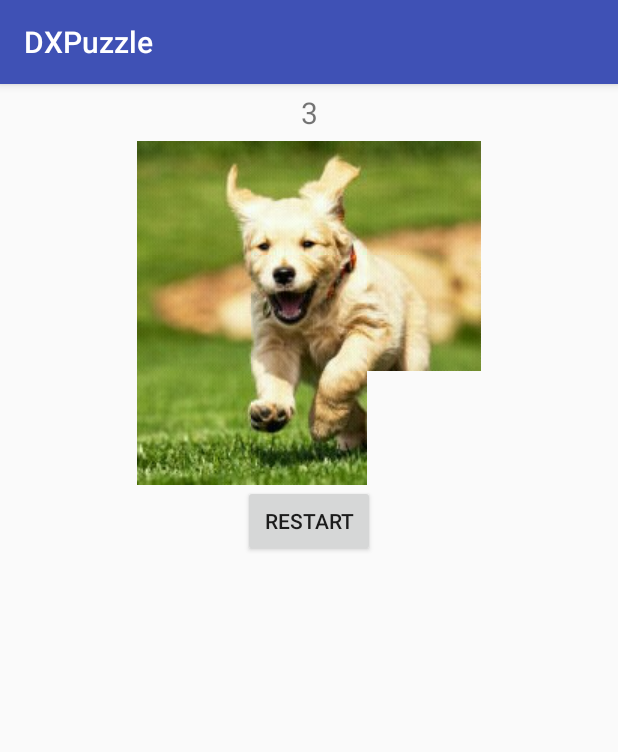
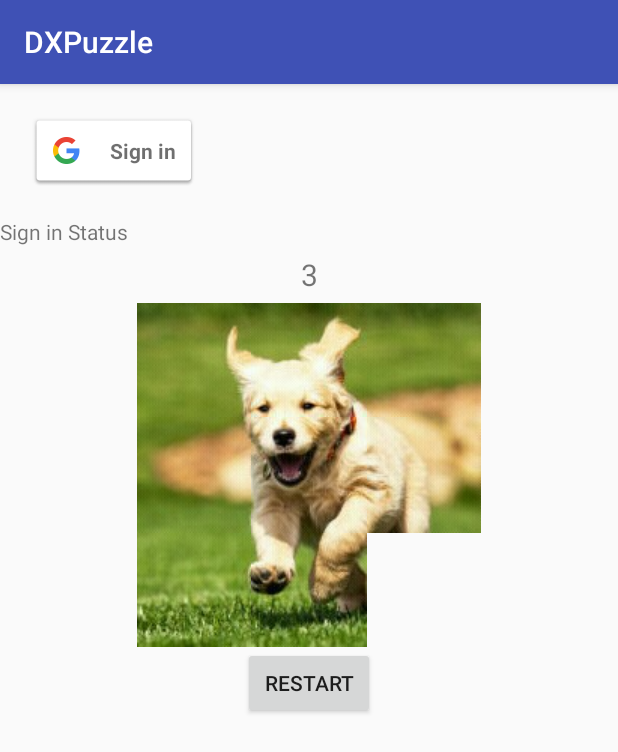
Before and after one commit to dennisXZX/DXPuzzle, an Android app: the screen it shows after launch (MainActivity), on a phone screen of 412 x 824 dp. Shown: the top 752 px of the screen. Run offline under Robolectric (Android 15) with nearby library versions, the phone set to English and light mode, and no system bars.

Commit message:
integrated Google sign-in

```diff
--- a/app/build.gradle
+++ b/app/build.gradle
@@ -1,4 +1,5 @@
 apply plugin: 'com.android.application'
+apply plugin: 'com.google.gms.google-services'
 
 android {
     compileSdkVersion 24
@@ -23,4 +24,5 @@ dependencies {
     compile fileTree(dir: 'libs', include: ['*.jar'])
     testCompile 'junit:junit:4.12'
     compile 'com.android.support:appcompat-v7:24.0.0'
+    compile 'com.google.android.gms:play-services-auth:9.0.0'
 }
--- a/app/src/main/AndroidManifest.xml
+++ b/app/src/main/AndroidManifest.xml
@@ -1,6 +1,9 @@
 <?xml version="1.0" encoding="utf-8"?>
 <manifest xmlns:android="http://schemas.android.com/apk/res/android"
     package="com.dennisxiao.dxpuzzle">
+
+    <meta-data android:name="com.google.android.gms.version"
+        android:value="@integer/google_play_services_version" />
 
     <application
         android:allowBackup="true"
--- a/app/src/main/java/com/dennisxiao/dxpuzzle/MainActivity.java
+++ b/app/src/main/java/com/dennisxiao/dxpuzzle/MainActivity.java
@@ -1,6 +1,8 @@
 package com.dennisxiao.dxpuzzle;
 
+import android.content.Intent;
 import android.media.MediaPlayer;
+import android.support.annotation.NonNull;
 import android.support.v4.content.res.ResourcesCompat;
 import android.support.v7.app.AppCompatActivity;
 import java.util.Arrays;
@@ -18,13 +20,28 @@ import android.widget.ImageButton;
 import android.widget.TextView;
 import android.widget.Toast;
 
-public class MainActivity extends AppCompatActivity {
+import com.google.android.gms.auth.api.Auth;
+import com.google.android.gms.auth.api.signin.GoogleSignInAccount;
+import com.google.android.gms.auth.api.signin.GoogleSignInOptions;
+import com.google.android.gms.auth.api.signin.GoogleSignInResult;
+import com.google.android.gms.common.ConnectionResult;
+import com.google.android.gms.common.Scopes;
+import com.google.android.gms.common.SignInButton;
+import com.google.android.gms.common.api.GoogleApiClient;
+import com.google.android.gms.common.api.ResultCallback;
+import com.google.android.gms.common.api.Scope;
+import com.google.android.gms.common.api.Status;
+
+public class MainActivity extends AppCompatActivity implements OnClickListener, GoogleApiClient.OnConnectionFailedListener {
 
     // create a local variable for identifying the class where the log statements come from
     private final static String LOG_TAG = MainActivity.class.getSimpleName();
 
+    /* Request code used to invoke sign in user interactions. */
+    private static final int RC_SIGN_IN = 9001;
+
     // button click sound resource
-    MediaPlayer buttonPlayer;
+    private MediaPlayer buttonPlayer;
 
     // create an listener for the button mediaPlayer
     private MediaPlayer.OnCompletionListener mCompletionListener =  new MediaPlayer.OnCompletionListener(){
@@ -33,6 +50,12 @@ public class MainActivity extends AppCompatActivity {
             Utility.releaseMediaResource(mediaPlayer);
         }
     };
+
+    // Button for Google sign in
+    private SignInButton mSignInButton;
+    private Button mSignOutButton;
+    private TextView mStatus;
+    private GoogleApiClient mGoogleApiClient;
 
     // ImageButton for displaying the puzzle image
     private ImageButton ib_00;
@@ -82,6 +105,29 @@ public class MainActivity extends AppCompatActivity {
         super.onCreate(savedInstanceState);
         setContentView(R.layout.activity_main);
 
+        // Google sign in / sign out
+        mSignInButton = (SignInButton) findViewById(R.id.sign_in_button);
+        mSignOutButton = (Button)findViewById(R.id.sign_out_button);
+        mStatus = (TextView) findViewById(R.id.sign_in_status);
+        mSignInButton.setOnClickListener(this);
+        mSignOutButton.setOnClickListener(this);
+
+        // by default hide the sign out button
+        findViewById(R.id.sign_out_button).setVisibility(View.GONE);
+
+        // Configure sign-in to request the user's ID, email address, and basic
+        // profile. ID and basic profile are included in DEFAULT_SIGN_IN.
+        GoogleSignInOptions gso = new GoogleSignInOptions.Builder(GoogleSignInOptions.DEFAULT_SIGN_IN)
+                .requestEmail()
+                .build();
+
+        // Build a GoogleApiClient with access to the Google Sign-In API and the
+        // options specified by gso.
+        mGoogleApiClient = new GoogleApiClient.Builder(this)
+                .enableAutoManage(this /* FragmentActivity */, this /* OnConnectionFailedListener */)
+                .addApi(Auth.GOOGLE_SIGN_IN_API, gso)
+                .build();
+
         // initialize the game
         initGame();
 
@@ -111,6 +157,14 @@ public class MainActivity extends AppCompatActivity {
         }.start(); // end of Thread()
 
     } // end of onCreate()
+
+    @Override
+    protected void onStop() {
+        super.onStop();
+
+        // MediaPlayer resource should be released when a user is no longer within the app
+        Utility.releaseMediaResource(buttonPlayer);
+    }
 
     // initialize the game
     private void initGame() {
@@ -184,15 +238,6 @@ public class MainActivity extends AppCompatActivity {
         });
 
     } // end of onCreate()
-
-    // MediaPlayer resource should be released when a user is no longer within the app
-    @Override
-    protected void onStop() {
-        super.onStop();
-
-        // release MediaPlayer resource
-        Utility.releaseMediaResource(buttonPlayer);
-    }
 
     // create an onclick listener for puzzle button
     View.OnClickListener puzzleButtonOnClickListener = new OnClickListener() {
@@ -389,4 +434,70 @@ public class MainActivity extends AppCompatActivity {
 
     } // end of gameFinish()
 
+    @Override
+    public void onClick(View v) {
+        switch (v.getId()) {
+            case R.id.sign_in_button:
+                signIn();
+                break;
+            case R.id.sign_out_button:
+                signOut();
+                break;
+        }
+    } // end of onClick()
+
+    private void signIn() {
+        // initialize a sign in intent
+        Intent signInIntent = Auth.GoogleSignInApi.getSignInIntent(mGoogleApiClient);
+        startActivityForResult(signInIntent, RC_SIGN_IN);
+    }
+
+    private void signOut() {
+        Auth.GoogleSignInApi.signOut(mGoogleApiClient).setResultCallback(
+                new ResultCallback<Status>() {
+                    @Override
+                    public void onResult(Status status) {
+
+                        // hide the sign out button
+                        findViewById(R.id.sign_out_button).setVisibility(View.GONE);
+                        findViewById(R.id.sign_in_button).setVisibility(View.VISIBLE);
+
+                        mStatus.setText("Bye!");
+                    }
+                });
+    }
+
+    private void handleSignInResult(GoogleSignInResult result) {
+        Log.d(LOG_TAG, "handleSignInResult:" + result.isSuccess());
+        if (result.isSuccess()) {
+            // Signed in successfully, show authenticated UI.
+            GoogleSignInAccount acct = result.getSignInAccount();
+            mStatus.setText("Welcome " + acct.getDisplayName());
+
+            // display the sign out button
+            findViewById(R.id.sign_out_button).setVisibility(View.VISIBLE);
+            // hide the sign in button
+            findViewById(R.id.sign_in_button).setVisibility(View.GONE);
+
+        } else {
+            // Signed out, show unauthenticated UI.
+        }
+    }
+
+
+    @Override
+    public void onActivityResult(int requestCode, int resultCode, Intent data) {
+        super.onActivityResult(requestCode, resultCode, data);
+
+        // Result returned from launching the Intent from GoogleSignInApi.getSignInIntent(...);
+        if (requestCode == RC_SIGN_IN) {
+            GoogleSignInResult result = Auth.GoogleSignInApi.getSignInResultFromIntent(data);
+            handleSignInResult(result);
+        }
+    }
+
+    @Override
+    public void onConnectionFailed(@NonNull ConnectionResult connectionResult) {
+
+    }
 }
--- a/app/src/main/res/layout/activity_main.xml
+++ b/app/src/main/res/layout/activity_main.xml
@@ -3,6 +3,32 @@
     android:layout_width="match_parent"
     android:layout_height="match_parent"
     android:orientation="vertical" >
+
+    <LinearLayout
+        android:layout_width="match_parent"
+        android:layout_height="wrap_content"
+        android:orientation="horizontal"
+        android:padding="20dp">
+
+        <com.google.android.gms.common.SignInButton
+            android:id="@+id/sign_in_button"
+            android:layout_width="wrap_content"
+            android:layout_height="wrap_content" />
+
+        <Button
+            android:id="@+id/sign_out_button"
+            android:layout_width="wrap_content"
+            android:layout_height="wrap_content"
+            android:text="Sign Out" />
+
+    </LinearLayout>
+
+    <!-- display the sign in / sign out status -->
+    <TextView
+        android:id="@+id/sign_in_status"
+        android:layout_width="wrap_content"
+        android:layout_height="wrap_content"
+        android:text="Sign in Status"/>
 
     <TextView
         android:id="@+id/puzzleTime"
--- a/build.gradle
+++ b/build.gradle
@@ -6,7 +6,7 @@ buildscript {
     }
     dependencies {
         classpath 'com.android.tools.build:gradle:2.1.2'
-
+        classpath 'com.google.gms:google-services:3.0.0'
         // NOTE: Do not place your application dependencies here; they belong
         // in the individual module build.gradle files
     }
```
Also changed, not shown: 2 other files.
